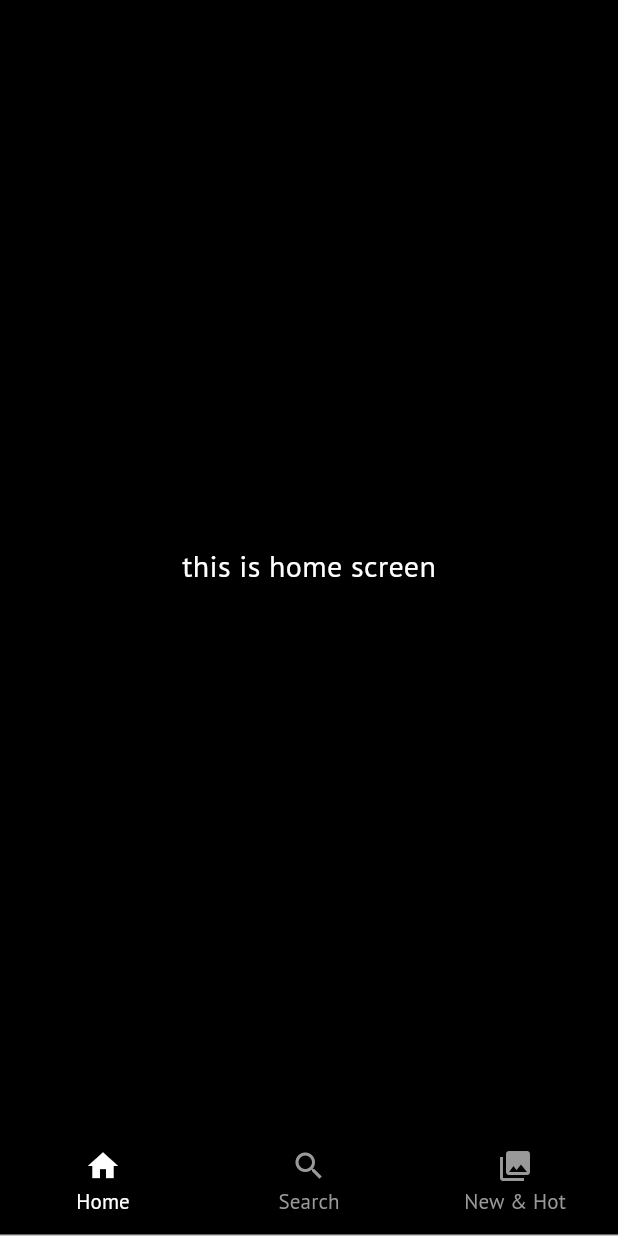
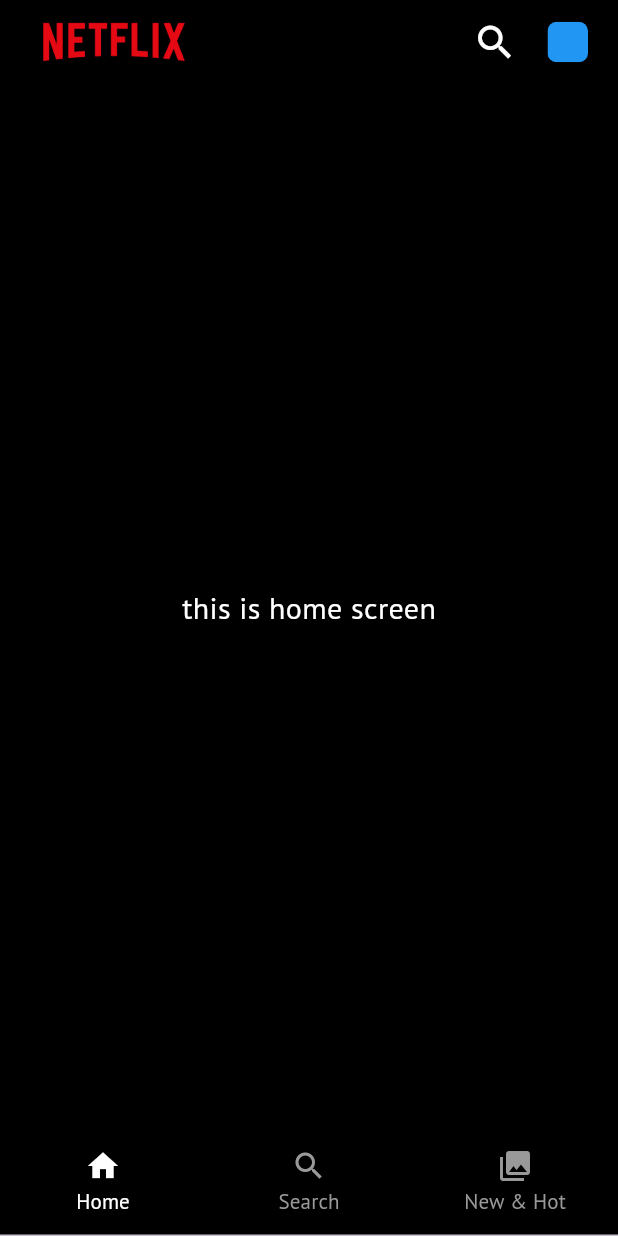
Before and after one commit to codex7Teen/Netflix_App_Clone, a Flutter app: the screen it shows after launch, on a phone screen of 412 x 824 dp. Run offline on Flutter 3.47's test engine with Material 3 defaults, Android fonts, the phone set to English and light mode, and no system bars; our stand-ins replace google_fonts, lottie.

Commit message:
appbar done

```diff
--- a/lib/screens/home_screen.dart
+++ b/lib/screens/home_screen.dart
@@ -5,8 +5,34 @@
 
   @override
   Widget build(BuildContext context) {
-    return Center(
-      child: Text('this is home screen'),
+    return Scaffold(
+      appBar: AppBar(
+        title: Image.asset(
+          'assets/logo.png',
+          height: 50,
+          width: 120,
+        ),
+        actions: [
+          Padding(
+            padding: const EdgeInsets.only(right: 20),
+            child: InkWell(onTap: () {
+
+            }, child: Icon(Icons.search, color: Colors.white, size: 30,)),
+          ),
+          ClipRRect(
+            borderRadius: BorderRadius.circular(6),
+            child: Container(
+              color: Colors.blue,
+              height: 27,
+              width: 27,
+            ),
+          ),
+          SizedBox(width: 20,)
+        ],
+      ),
+      body: Center(
+        child: Text('this is home screen'),
+      ),
     );
   }
 }
--- a/lib/widgets/bottom_nav.dart
+++ b/lib/widgets/bottom_nav.dart
@@ -31,13 +31,12 @@
               ],
               indicatorColor: Colors.transparent,
               labelColor: Colors.white,
-                unselectedLabelColor: Color(0xff999999)
-                ,
+              unselectedLabelColor: Color(0xff999999),
             )),
         body: TabBarView(children: [
           ScreenHome(),
           ScreenSearch(),
-                ScreenMore()
+          ScreenMore(),
         ]),
       ),
     );
```
Lines whose indentation alone changed are shown as unchanged.
